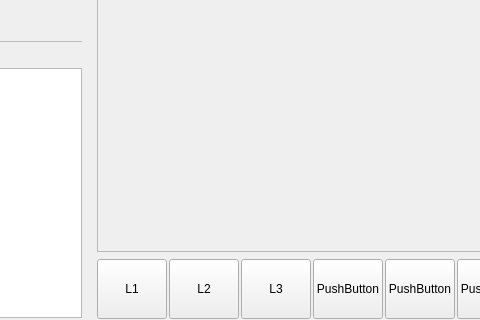
Qt form mappainter.ui (Hades2001/RPGMaker-MCU) before a commit; both pictures show x 214 to 694 and y 184 to 504 of the 1098 by 504 pixel window.
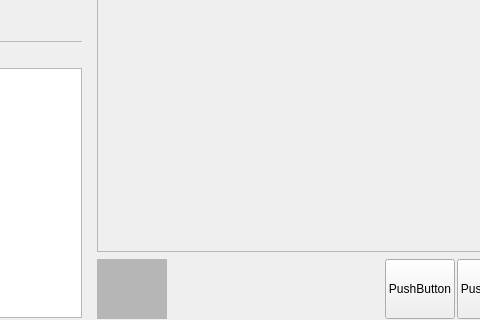
The same form after that commit. Icons and pictures are not drawn.

Diff of the .ui file:
```diff
--- a/mappainter.ui
+++ b/mappainter.ui
@@ -219,8 +219,26 @@
              <height>60</height>
             </size>
            </property>
+           <property name="styleSheet">
+            <string notr="true">QPushButton{
+	image: url(:/icon/img/layers_0002.png);
+	color: rgb(255, 255, 255);
+	background-color: transparent;
+	border:transparent;
+	padding:7px;
+}
+QPushButton:checked{
+	background-color: rgb(182, 182, 182);
+}</string>
+           </property>
            <property name="text">
-            <string>L1</string>
+            <string/>
+           </property>
+           <property name="checkable">
+            <bool>true</bool>
+           </property>
+           <property name="checked">
+            <bool>true</bool>
            </property>
           </widget>
          </item>
@@ -244,8 +262,23 @@
              <height>60</height>
             </size>
            </property>
+           <property name="styleSheet">
+            <string notr="true">QPushButton{
+	image: url(:/icon/img/layers_0001.png);
+	color: rgb(255, 255, 255);
+	background-color: transparent;
+	border:transparent;
+	padding:7px;
+}
+QPushButton:checked{
+	background-color: rgb(182, 182, 182);
+}</string>
+           </property>
            <property name="text">
-            <string>L2</string>
+            <string/>
+           </property>
+           <property name="checkable">
+            <bool>true</bool>
            </property>
           </widget>
          </item>
@@ -269,8 +302,23 @@
              <height>60</height>
             </size>
            </property>
+           <property name="styleSheet">
+            <string notr="true">QPushButton{
+	image: url(:/icon/img/layers_0000.png);
+	color: rgb(255, 255, 255);
+	background-color: transparent;
+	border:transparent;
+	padding:7px;
+}
+QPushButton:checked{
+	background-color: rgb(182, 182, 182);
+}</string>
+           </property>
            <property name="text">
-            <string>L3</string>
+            <string/>
+           </property>
+           <property name="checkable">
+            <bool>true</bool>
            </property>
           </widget>
          </item>
@@ -294,8 +342,27 @@
              <height>60</height>
             </size>
            </property>
+           <property name="styleSheet">
+            <string notr="true">QPushButton{
+	image: url(:/icon/img/Browse.png);
+	color: rgb(255, 255, 255);
+	background-color: transparent;
+	border:transparent;
+	padding:7px;
+}
+QPushButton:checked{
+	background-color: rgb(182, 182, 182);
+}
+</string>
+           </property>
            <property name="text">
-            <string>PushButton</string>
+            <string/>
+           </property>
+           <property name="checkable">
+            <bool>true</bool>
+           </property>
+           <property name="checked">
+            <bool>false</bool>
            </property>
           </widget>
          </item>
```
Left out of the diff: 9 changed lines with no effect on the pictures.
